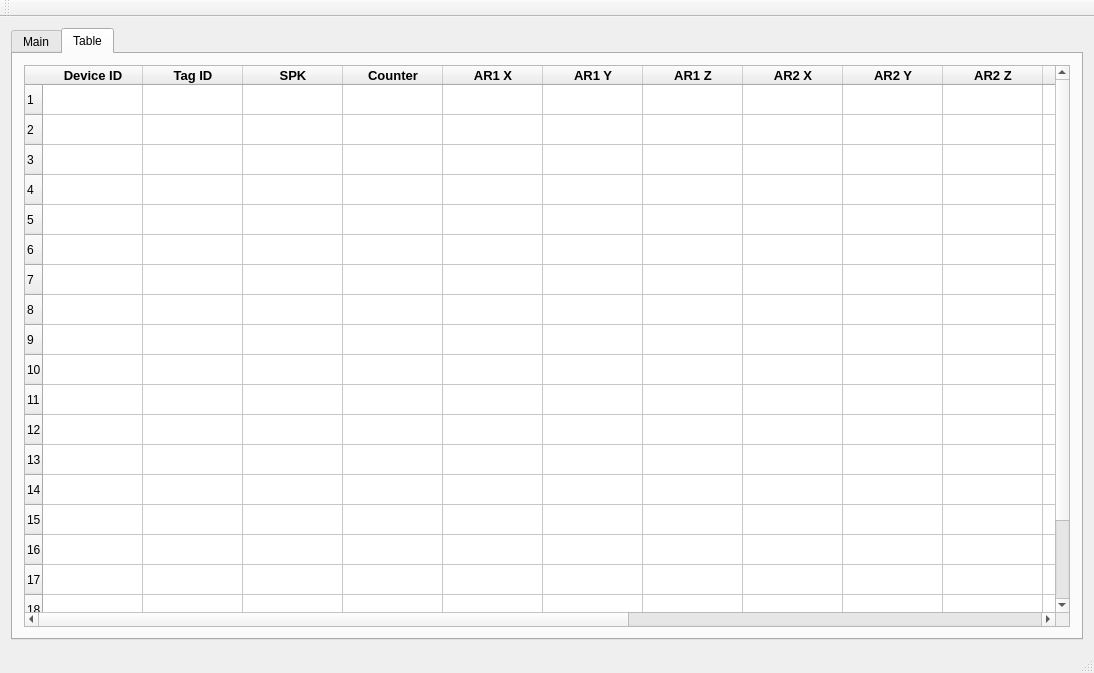
First picture: the form in mainwindow.ui, repository HarisFaris17/NFC-SPK-Gateway, before the edit.
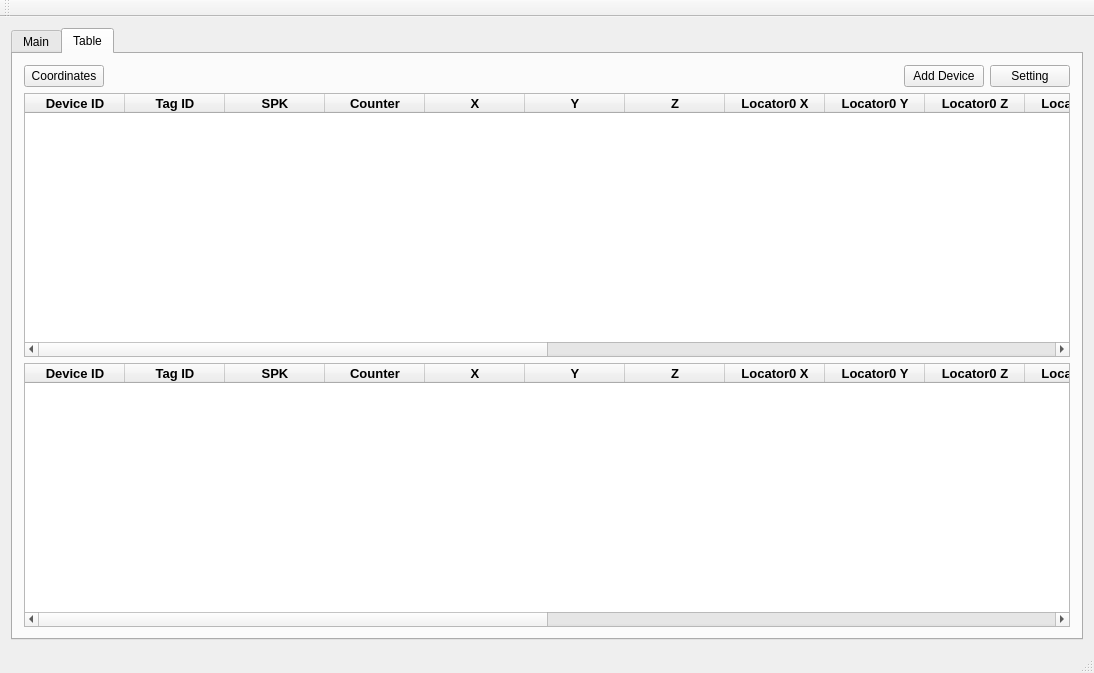
Second picture: the form after the edit.

Commit message: Add ESPRIT and MUSIc method to calculate AoA and collect IQ samples cumulatively, add cartesian coordinate system to plot beacons position

```diff
--- a/mainwindow.ui
+++ b/mainwindow.ui
@@ -14,7 +14,7 @@
    <string>MainWindow</string>
   </property>
   <widget class="QWidget" name="centralWidget">
-   <layout class="QHBoxLayout" name="horizontalLayout_2">
+   <layout class="QHBoxLayout" name="horizontalLayout_7">
     <item>
      <widget class="QTabWidget" name="tabWidget">
       <property name="currentIndex">
@@ -247,31 +247,53 @@
         <string>Table</string>
        </attribute>
        <layout class="QVBoxLayout" name="verticalLayout_3">
+        <item>
+         <layout class="QHBoxLayout" name="horizontalLayout_6">
+          <item>
+           <widget class="QPushButton" name="coordinatesPushButton">
+            <property name="text">
+             <string>Coordinates</string>
+            </property>
+           </widget>
+          </item>
+          <item>
+           <spacer name="horizontalSpacer">
+            <property name="orientation">
+             <enum>Qt::Horizontal</enum>
+            </property>
+            <property name="sizeHint" stdset="0">
+             <size>
+              <width>40</width>
+              <height>20</height>
+             </size>
+            </property>
+           </spacer>
+          </item>
+          <item>
+           <layout class="QHBoxLayout" name="horizontalLayout_2">
+            <item>
+             <widget class="QPushButton" name="addDevicePushButton">
+              <property name="text">
+               <string>Add Device</string>
+              </property>
+             </widget>
+            </item>
+            <item>
+             <widget class="QPushButton" name="settingPushButton">
+              <property name="text">
+               <string>Setting</string>
+              </property>
+             </widget>
+            </item>
+           </layout>
+          </item>
+         </layout>
+        </item>
         <item>
          <widget class="QTableWidget" name="tableWidgetCounting">
           <property name="rowCount">
-           <number>20</number>
+           <number>0</number>
           </property>
-          <row/>
-          <row/>
-          <row/>
-          <row/>
-          <row/>
-          <row/>
-          <row/>
-          <row/>
-          <row/>
-          <row/>
-          <row/>
-          <row/>
-          <row/>
-          <row/>
-          <row/>
-          <row/>
-          <row/>
-          <row/>
-          <row/>
-          <row/>
           <column>
            <property name="text">
             <string>Device ID</string>
@@ -322,7 +344,7 @@
           </column>
           <column>
            <property name="text">
-            <string>AR1 X</string>
+            <string>X</string>
            </property>
            <property name="font">
             <font>
@@ -334,7 +356,7 @@
           </column>
           <column>
            <property name="text">
-            <string>AR1 Y</string>
+            <string>Y</string>
            </property>
            <property name="font">
             <font>
@@ -346,7 +368,7 @@
           </column>
           <column>
            <property name="text">
-            <string>AR1 Z</string>
+            <string>Z</string>
            </property>
            <property name="font">
             <font>
@@ -358,7 +380,7 @@
           </column>
           <column>
            <property name="text">
-            <string>AR2 X</string>
+            <string>Locator0 X</string>
            </property>
            <property name="font">
             <font>
@@ -370,7 +392,7 @@
           </column>
           <column>
            <property name="text">
-            <string>AR2 Y</string>
+            <string>Locator0 Y</string>
            </property>
            <property name="font">
             <font>
@@ -382,7 +404,7 @@
           </column>
           <column>
            <property name="text">
-            <string>AR2 Z</string>
+            <string>Locator0 Z</string>
            </property>
            <property name="font">
             <font>
@@ -394,7 +416,7 @@
           </column>
           <column>
            <property name="text">
-            <string>AR3 X</string>
+            <string>Locator1 X</string>
            </property>
            <property name="font">
             <font>
@@ -406,7 +428,7 @@
           </column>
           <column>
            <property name="text">
-            <string>AR3 Y</string>
+            <string>Locator1 Y</string>
            </property>
            <property name="font">
             <font>
@@ -418,7 +440,7 @@
           </column>
           <column>
            <property name="text">
-            <string>AR3 Z</string>
+            <string>Locator1 Z</string>
            </property>
            <property name="font">
             <font>
@@ -430,7 +452,7 @@
           </column>
           <column>
            <property name="text">
-            <string>AR4 X</string>
+            <string>Locator2 X</string>
            </property>
            <property name="font">
             <font>
@@ -442,7 +464,7 @@
           </column>
           <column>
            <property name="text">
-            <string>AR4 Y</string>
+            <string>Locator2 Y</string>
            </property>
            <property name="font">
             <font>
@@ -454,7 +476,43 @@
           </column>
           <column>
            <property name="text">
-            <string>AR4 Z</string>
+            <string>Locator2 Z</string>
+           </property>
+           <property name="font">
+            <font>
+             <pointsize>10</pointsize>
+             <weight>75</weight>
+             <bold>true</bold>
+            </font>
+           </property>
+          </column>
+          <column>
+           <property name="text">
+            <string>Locator3 X</string>
+           </property>
+           <property name="font">
+            <font>
+             <pointsize>10</pointsize>
+             <weight>75</weight>
+             <bold>true</bold>
+            </font>
+           </property>
+          </column>
+          <column>
+           <property name="text">
+            <string>Locator3 Y</string>
+           </property>
+           <property name="font">
+            <font>
+             <pointsize>10</pointsize>
+             <weight>75</weight>
+             <bold>true</bold>
+            </font>
+           </property>
+          </column>
+          <column>
+           <property name="text">
+            <string>Locator3 Z</string>
            </property>
            <property name="font">
             <font>
@@ -478,6 +536,253 @@
           </column>
          </widget>
         </item>
+        <item>
+         <widget class="QTableWidget" name="tableWidgetHistoryCounting">
+          <property name="rowCount">
+           <number>0</number>
+          </property>
+          <column>
+           <property name="text">
+            <string>Device ID</string>
+           </property>
+           <property name="font">
+            <font>
+             <pointsize>10</pointsize>
+             <weight>75</weight>
+             <bold>true</bold>
+            </font>
+           </property>
+          </column>
+          <column>
+           <property name="text">
+            <string>Tag ID</string>
+           </property>
+           <property name="font">
+            <font>
+             <pointsize>10</pointsize>
+             <weight>75</weight>
+             <bold>true</bold>
+            </font>
+           </property>
+          </column>
+          <column>
+           <property name="text">
+            <string>SPK</string>
+           </property>
+           <property name="font">
+            <font>
+             <pointsize>10</pointsize>
+             <weight>75</weight>
+             <bold>true</bold>
+            </font>
+           </property>
+          </column>
+          <column>
+           <property name="text">
+            <string>Counter</string>
+           </property>
+           <property name="font">
+            <font>
+             <pointsize>10</pointsize>
+             <weight>75</weight>
+             <bold>true</bold>
+            </font>
+           </property>
+          </column>
+          <column>
+           <property name="text">
+            <string>X</string>
+           </property>
+           <property name="font">
+            <font>
+             <pointsize>10</pointsize>
+             <weight>75</weight>
+             <bold>true</bold>
+            </font>
+           </property>
+          </column>
+          <column>
+           <property name="text">
+            <string>Y</string>
+           </property>
+           <property name="font">
+            <font>
+             <pointsize>10</pointsize>
+             <weight>75</weight>
+             <bold>true</bold>
+            </font>
+           </property>
+          </column>
+          <column>
+           <property name="text">
+            <string>Z</string>
+           </property>
+           <property name="font">
+            <font>
+             <pointsize>10</pointsize>
+             <weight>75</weight>
+             <bold>true</bold>
+            </font>
+           </property>
+          </column>
+          <column>
+           <property name="text">
+            <string>Locator0 X</string>
+           </property>
+           <property name="font">
+            <font>
+             <pointsize>10</pointsize>
+             <weight>75</weight>
+             <bold>true</bold>
+            </font>
+           </property>
+          </column>
+          <column>
+           <property name="text">
+            <string>Locator0 Y</string>
+           </property>
+           <property name="font">
+            <font>
+             <pointsize>10</pointsize>
+             <weight>75</weight>
+             <bold>true</bold>
+            </font>
+           </property>
+          </column>
+          <column>
+           <property name="text">
+            <string>Locator0 Z</string>
+           </property>
+           <property name="font">
+            <font>
+             <pointsize>10</pointsize>
+             <weight>75</weight>
+             <bold>true</bold>
+            </font>
+           </property>
+          </column>
+          <column>
+           <property name="text">
+            <string>Locator1 X</string>
+           </property>
+           <property name="font">
+            <font>
+             <pointsize>10</pointsize>
+             <weight>75</weight>
+             <bold>true</bold>
+            </font>
+           </property>
+          </column>
+          <column>
+           <property name="text">
+            <string>Locator1 Y</string>
+           </property>
+           <property name="font">
+            <font>
+             <pointsize>10</pointsize>
+             <weight>75</weight>
+             <bold>true</bold>
+            </font>
+           </property>
+          </column>
+          <column>
+           <property name="text">
+            <string>Locator1 Z</string>
+           </property>
+           <property name="font">
+            <font>
+             <pointsize>10</pointsize>
+             <weight>75</weight>
+             <bold>true</bold>
+            </font>
+           </property>
+          </column>
+          <column>
+           <property name="text">
+            <string>Locator2 X</string>
+           </property>
+           <property name="font">
+            <font>
+             <pointsize>10</pointsize>
+             <weight>75</weight>
+             <bold>true</bold>
+            </font>
+           </property>
+          </column>
+          <column>
+           <property name="text">
+            <string>Locator2 Y</string>
+           </property>
+           <property name="font">
+            <font>
+             <pointsize>10</pointsize>
+             <weight>75</weight>
+             <bold>true</bold>
+            </font>
+           </property>
+          </column>
+          <column>
+           <property name="text">
+            <string>Locator2 Z</string>
+           </property>
+           <property name="font">
+            <font>
+             <pointsize>10</pointsize>
+             <weight>75</weight>
+             <bold>true</bold>
+            </font>
+           </property>
+          </column>
+          <column>
+           <property name="text">
+            <string>Locator3 X</string>
+           </property>
+           <property name="font">
+            <font>
+             <pointsize>10</pointsize>
+             <weight>75</weight>
+             <bold>true</bold>
+            </font>
+           </property>
+          </column>
+          <column>
+           <property name="text">
+            <string>Locator3 Y</string>
+           </property>
+           <property name="font">
+            <font>
+             <pointsize>10</pointsize>
+             <weight>75</weight>
+             <bold>true</bold>
+            </font>
+           </property>
+          </column>
+          <column>
+           <property name="text">
+            <string>Locator3 Z</string>
+           </property>
+           <property name="font">
+            <font>
+             <pointsize>10</pointsize>
+             <weight>75</weight>
+             <bold>true</bold>
+            </font>
+           </property>
+          </column>
+          <column>
+           <property name="text">
+            <string>Timestamp</string>
+           </property>
+           <property name="font">
+            <font>
+             <pointsize>10</pointsize>
+             <weight>75</weight>
+             <bold>true</bold>
+            </font>
+           </property>
+          </column>
+         </widget>
+        </item>
        </layout>
       </widget>
      </widget>
```
Left out of the diff: 122 changed lines with no effect on the pictures. Lines whose indentation alone changed are shown as unchanged. The commit also changes 94 other files.
